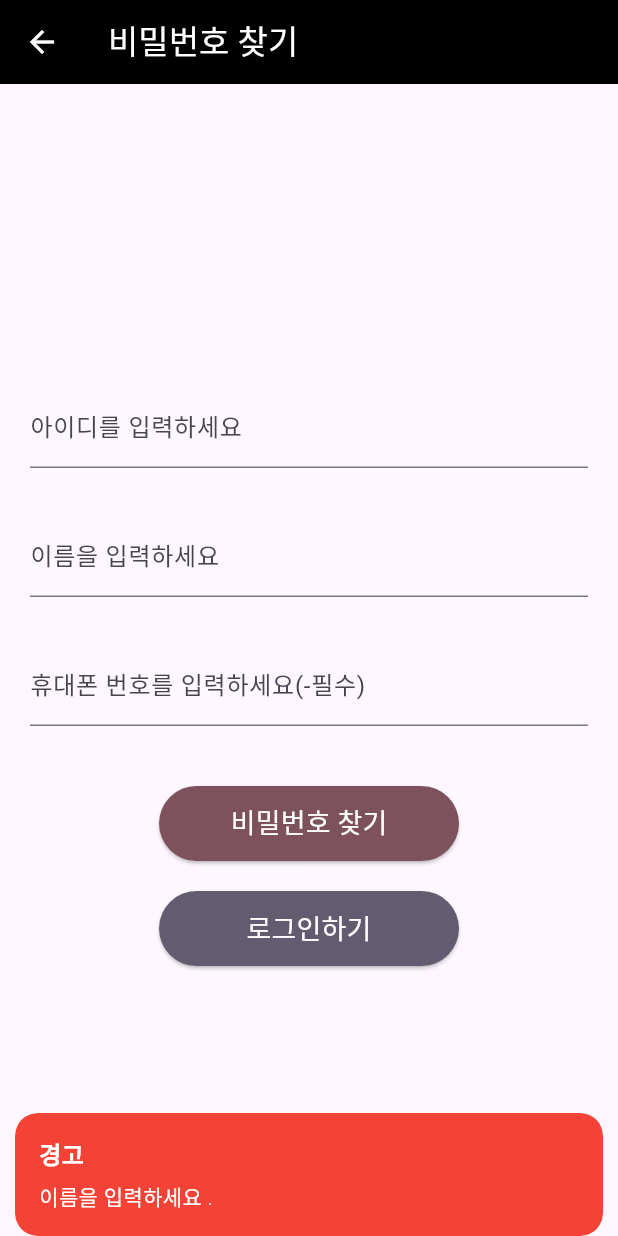
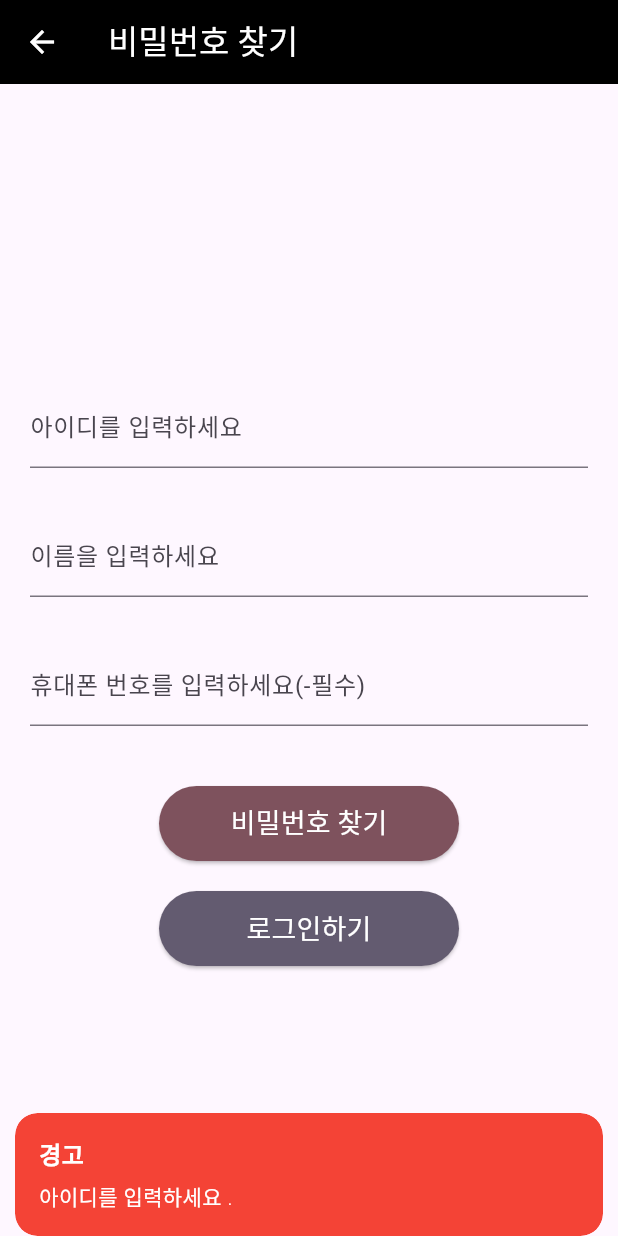
Before and after one commit to shin-na-ra/CRUD_board, a Flutter app: the FindPwPage screen opened directly, after a tap on "비밀번호 찾기", on a phone screen of 412 x 824 dp. Run offline on Flutter 3.47's test engine with Material 3 defaults, Android fonts, the phone set to English and light mode, and no system bars; our stand-ins replace cloud_firestore, firebase_core, get; accounts and stored records are empty.

Commit message:
비밀번호 찾기 페이지 생성 및 기능추가

```diff
--- a/lib/view/login/findpw.dart
+++ b/lib/view/login/findpw.dart
@@ -82,7 +82,7 @@ class _FindPwPageState extends State<FindPwPage> {
                 ),
             ),
 
-            controller.myEleBtn(Theme.of(context).colorScheme.tertiary, Colors.white, "비밀번호 찾기", 3, nameController, telnoController, idController),
+            controller.myEleBtn(Theme.of(context).colorScheme.tertiary, Colors.white, "비밀번호 찾기", 5, nameController, telnoController, idController),
             const SizedBox(height: 20,),
             controller.myEleBtn(Theme.of(context).colorScheme.secondary, Colors.white, "로그인하기", 4, null, null, null),
           ]
--- a/lib/vm/vm_getx.dart
+++ b/lib/vm/vm_getx.dart
@@ -51,9 +51,13 @@ class VMgetX extends GetxController {
             } else if (value == 3) {
               await findUserId(cont1, cont2);
 
-            //뒤로가기
+            //value == 4, 뒤로가기
             } else if (value == 4) {
               Get.back();
+
+            // value == 5일 때, 비밀번호 찾기
+            } else if (value == 5) {
+              await findUserPW(cont1, cont2, cont3);
             }
 
 
@@ -224,11 +228,6 @@ class VMgetX extends GetxController {
         return;
       }
 
-      if (userSnapshot.docs.isNotEmpty) {
-        print("User Data: ${userSnapshot.docs[0].data()}");
-        print("User id: ${userSnapshot.docs[0].data()['id']}");
-      }
-
       final userid = userSnapshot.docs[0].data()['id'];
       final username = userSnapshot.docs[0].data()['name'];
 
@@ -240,11 +239,86 @@ class VMgetX extends GetxController {
           label : "아이디",
           result : userid,
         ),
-        // arguments: ["아이디 찾기 결과", userSnapshot.docs[0].data()['name'], "아이디", userSnapshot.docs[0].data()['id']] //0 : 제목, 1: 이름, 2: 아이디/비밀번호, 3: 결과값
-        arguments: ["아이디 찾기 결과"] //0 : 제목, 1: 이름, 2: 아이디/비밀번호, 3: 결과값
       );
     } catch(e) {
       buttonSnack("에러", "아이디찾기 중 문제가 발생했습니다: $e", 2);
     }
   }
+
+
+  // 비번 찾기 함수
+  findUserPW(TextEditingController? nameController, TextEditingController? telnoController, TextEditingController? idController) async {
+
+    String name = nameController!.text.trim();
+    String telno = telnoController!.text.trim();
+    String id = idController!.text.trim();
+
+    if(id.isEmpty) {
+      buttonSnack("경고", "아이디를 입력하세요 .", 2);
+      return;
+    }
+
+    if(name.isEmpty) {
+      buttonSnack("경고", "이름을 입력하세요 .", 2);
+      return;
+    }
+
+    if(telno.isEmpty) {
+      buttonSnack("경고", "휴대폰 번호를 입력하세요 .", 2);
+      return;
+    }
+
+    if(!validateId(id)) {
+      buttonSnack("경고", "아이디는 소문자, 숫자 6-8자 이상입니다.", 2);
+      return;
+    }
+
+    if(!validateName(name)) {
+      buttonSnack("경고", "한글로 이름을 입력하세요.", 2);
+      return;
+    }
+
+    if(!validatePhone(telno)) {
+      buttonSnack("경고", "010-0000-0000 형식으로 입력해주세요.", 2);
+      return;
+    }
+
+    try {
+      // 사용자 조회
+      final userSnapshot = await FirebaseFirestore.instance
+          .collection('user')
+          .where('name', isEqualTo: name)
+          .where('telno', isEqualTo: telno)
+          .where('id', isEqualTo: id)
+          .get();
+
+
+      // 이름과 비번으로 검색된게 없을 때,
+      if (userSnapshot.docs.isEmpty) {
+        buttonSnack("경고", "회원정보가 없습니다.", 2);
+        return;
+      }
+
+      if (userSnapshot.docs.isNotEmpty) {
+        print("User Data: ${userSnapshot.docs[0].data()}");
+        print("User id: ${userSnapshot.docs[0].data()['id']}");
+      }
+
+      final userid = userSnapshot.docs[0].data()['id'];
+      final username = userSnapshot.docs[0].data()['name'];
+      final pw = userSnapshot.docs[0].data()['password'];
+
+      Get.back();
+      Get.to(
+        ResultPage(
+          title: "비밀번호 찾기 결과",
+          username : username,
+          label : "비밀번호",
+          result : pw,
+        ),
+      );
+    } catch(e) {
+      buttonSnack("에러", "비밀번호 찾기 중 문제가 발생했습니다: $e", 2);
+    }
+  }
 }
```
